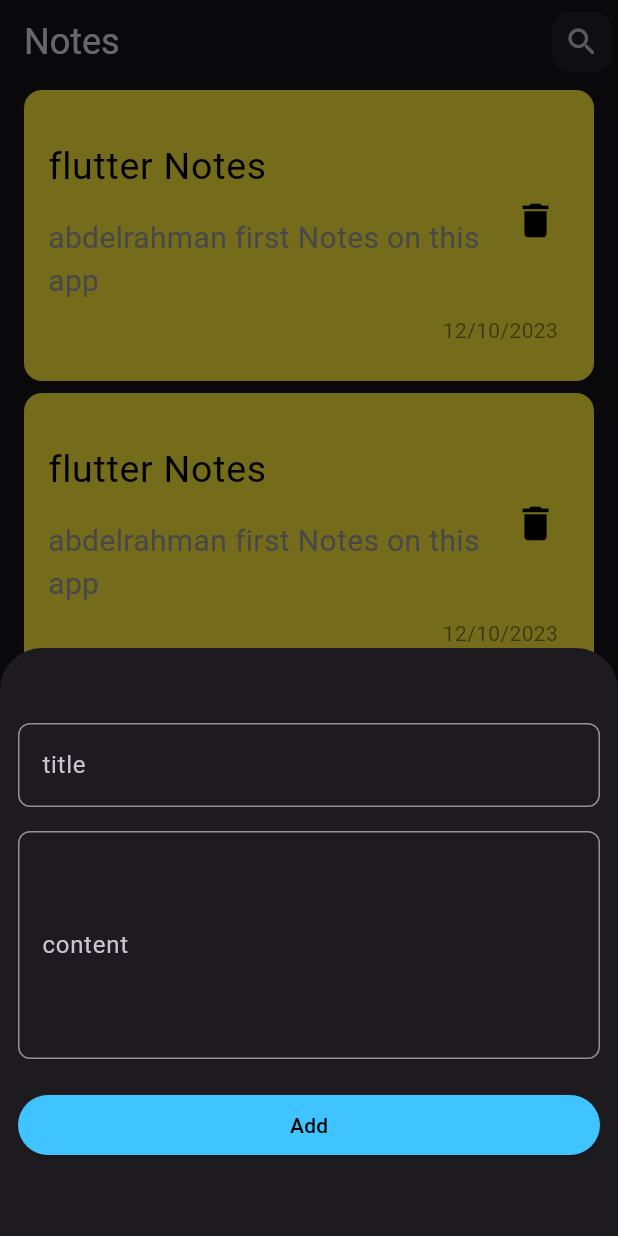
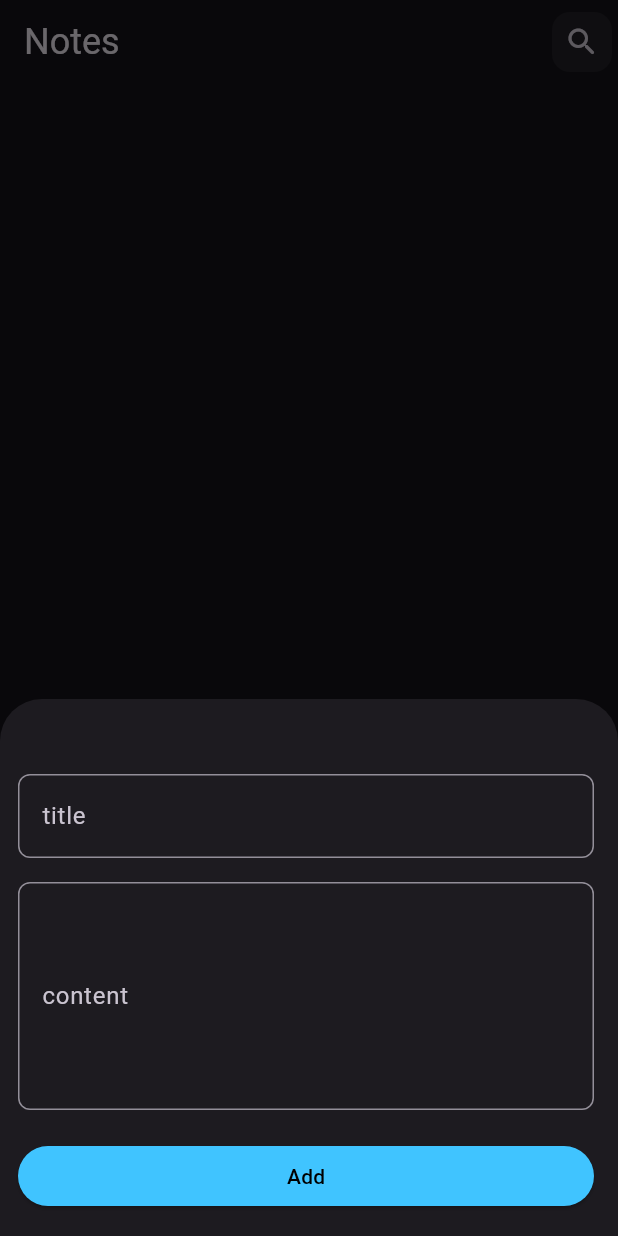
Before and after one commit to AbdelrahmanAyman1/notes, a Flutter app: the screen it shows after launch, after a tap on the "add" icon, on a phone screen of 412 x 824 dp. Run offline on Flutter 3.47's test engine with Material 3 defaults, Android fonts, the phone set to English and light mode, and no system bars; our stand-ins replace google_fonts, hive, hive_flutter; accounts and stored records are empty.

Commit message:
create load notes provider and display the data

```diff
--- a/lib/main.dart
+++ b/lib/main.dart
@@ -2,13 +2,16 @@ import 'package:flutter/material.dart';
 import 'package:google_fonts/google_fonts.dart';
 import 'package:hive_flutter/hive_flutter.dart';
 import 'package:notes/model/note_model.dart';
+import 'package:notes/providers/add_note_provider.dart';
 import 'package:notes/views/edit_note_veiw.dart';
 import 'package:notes/views/home_view.dart';
+import 'package:provider/provider.dart';
 
 void main() async {
   await Hive.initFlutter();
-  await Hive.openBox('notes_box');
   Hive.registerAdapter(NoteModelAdapter());
+  await Hive.openBox<NoteModel>('notes_box');
+
   runApp(const MyApp());
 }
 
--- a/lib/providers/add_note_provider.dart
+++ b/lib/providers/add_note_provider.dart
@@ -3,9 +3,10 @@ import 'package:hive_flutter/hive_flutter.dart';
 import 'package:notes/model/note_model.dart';
 
 class AddNoteProvider extends ChangeNotifier {
-  addNote(NoteModel note) async {
+  Future<void> addNote(NoteModel note) async {
     try {
       var noteBox = Hive.box<NoteModel>('notes_box');
+      notifyListeners();
       await noteBox.add(note);
       notifyListeners();
     } catch (e) {
--- /dev/null
+++ b/lib/providers/load_notes_provider.dart
@@ -0,0 +1,14 @@
+import 'package:flutter/widgets.dart';
+import 'package:hive/hive.dart';
+
+import '../model/note_model.dart';
+
+class LoadNotesProvider extends ChangeNotifier {
+  List<NoteModel> notes = [];
+
+  void loadNotes() {
+    var noteBox = Hive.box<NoteModel>('notes_box');
+    notes = noteBox.values.toList();
+    notifyListeners();
+  }
+}
--- a/lib/views/home_view.dart
+++ b/lib/views/home_view.dart
@@ -1,4 +1,6 @@
 import 'package:flutter/material.dart';
+import 'package:notes/providers/load_notes_provider.dart';
+import 'package:provider/provider.dart';
 
 import '../widgets/bottom_sheet.dart';
 import '../widgets/custom_note.dart';
@@ -10,6 +12,15 @@ class HomeView extends StatelessWidget {
 
   @override
   Widget build(BuildContext context) {
+    return ChangeNotifierProvider(
+      create: (BuildContext context) {
+        var provider = LoadNotesProvider();
+        provider.loadNotes(); // Call the method to load notes
+        return provider;
+      },
+      builder: (context, child) {
+        var provider = Provider.of<LoadNotesProvider>(context);
+
         return Scaffold(
           appBar: AppBar(
             title: const Text(
@@ -32,18 +43,21 @@ class HomeView extends StatelessWidget {
             ],
           ),
           body: ListView.builder(
+            itemCount: provider.notes.length,
             itemBuilder: (context, index) {
-          return const Padding(
-            padding: EdgeInsets.symmetric(vertical: 4.0),
-            child: CustomNote(),
+              return Padding(
+                padding: const EdgeInsets.symmetric(vertical: 8.0),
+                child: CustomNote(note: provider.notes[index]),
               );
             },
           ),
           floatingActionButton: FloatingActionButton(
               onPressed: () {
                 showModalBottomSheet(
+                  isScrollControlled: true,
                   context: context,
                   builder: (context) {
+                    print(provider.notes.length);
                     return const BottomSheetContent();
                   },
                 );
@@ -52,5 +66,7 @@ class HomeView extends StatelessWidget {
               backgroundColor: Colors.blue,
               child: const Icon(Icons.add)),
         );
+      },
+    );
   }
 }
--- a/lib/widgets/form_widget.dart
+++ b/lib/widgets/add_note_form.dart
@@ -1,23 +1,28 @@
 import 'package:flutter/material.dart';
+import 'package:hive/hive.dart';
+import 'package:notes/model/note_model.dart';
+import 'package:notes/providers/add_note_provider.dart';
+import 'package:provider/provider.dart';
 
 import 'custom_text_field.dart';
 
-class FormWidget extends StatefulWidget {
-  const FormWidget({
+class AddNoteForm extends StatefulWidget {
+  const AddNoteForm({
     super.key,
   });
 
   @override
-  State<FormWidget> createState() => _FormWidgetState();
+  State<AddNoteForm> createState() => _AddNoteFormState();
 }
 
-class _FormWidgetState extends State<FormWidget> {
+class _AddNoteFormState extends State<AddNoteForm> {
   final GlobalKey<FormState> fomKey = GlobalKey();
   AutovalidateMode autoValidateMode = AutovalidateMode.disabled;
   String? title, content;
 
   @override
   Widget build(BuildContext context) {
+    var provider = Provider.of<AddNoteProvider>(context);
     return Form(
       key: fomKey,
       autovalidateMode: autoValidateMode,
@@ -45,6 +50,14 @@ class _FormWidgetState extends State<FormWidget> {
             onPressed: () {
               if (fomKey.currentState!.validate()) {
                 fomKey.currentState!.save();
+                var noteModel = NoteModel(
+                    title: title!,
+                    content: content!,
+                    date: DateTime.now().toString(),
+                    color: Colors.lightBlueAccent.value);
+                //var noteBox = Hive.box<NoteModel>('notes_box');
+                provider.addNote(noteModel);
+                Navigator.pop(context);
               } else {
                 autoValidateMode = AutovalidateMode.always;
                 setState(() {});
@@ -54,7 +67,8 @@ class _FormWidgetState extends State<FormWidget> {
                 backgroundColor: Colors.lightBlueAccent,
                 foregroundColor: Colors.black),
             child: const Text('Add'),
-          )
+          ),
+          const SizedBox(height: 16)
         ],
       ),
     );
--- a/lib/widgets/bottom_sheet.dart
+++ b/lib/widgets/bottom_sheet.dart
@@ -1,7 +1,8 @@
 import 'package:flutter/material.dart';
+import 'package:notes/providers/add_note_provider.dart';
+import 'package:provider/provider.dart';
 
-import 'custom_text_field.dart';
-import 'form_widget.dart';
+import 'add_note_form.dart';
 
 class BottomSheetContent extends StatelessWidget {
   const BottomSheetContent({
@@ -10,9 +11,16 @@ class BottomSheetContent extends StatelessWidget {
 
   @override
   Widget build(BuildContext context) {
-    return const SingleChildScrollView(
-      padding: EdgeInsetsDirectional.symmetric(vertical: 50, horizontal: 12),
-      child: FormWidget(),
+    return ChangeNotifierProvider(
+      create: (context) => AddNoteProvider(),
+      child: SingleChildScrollView(
+        padding: EdgeInsetsDirectional.only(
+            top: 50,
+            start: 12,
+            end: 16,
+            bottom: MediaQuery.of(context).viewInsets.bottom),
+        child: const AddNoteForm(),
+      ),
     );
   }
 }
--- a/lib/widgets/custom_note.dart
+++ b/lib/widgets/custom_note.dart
@@ -1,10 +1,14 @@
 import 'package:flutter/material.dart';
+import 'package:notes/model/note_model.dart';
 import 'package:notes/views/edit_note_veiw.dart';
 
 class CustomNote extends StatelessWidget {
   const CustomNote({
     super.key,
+    required this.note,
   });
+
+  final NoteModel note;
 
   @override
   Widget build(BuildContext context) {
@@ -23,19 +27,19 @@ class CustomNote extends StatelessWidget {
             mainAxisSize: MainAxisSize.min,
             crossAxisAlignment: CrossAxisAlignment.end,
             children: [
-              const ListTile(
+              ListTile(
                 title: Padding(
-                  padding: EdgeInsets.only(bottom: 14.0),
+                  padding: const EdgeInsets.only(bottom: 14.0),
                   child: Text(
-                    'flutter Notes',
-                    style: TextStyle(color: Colors.black, fontSize: 25),
+                    note.title,
+                    style: const TextStyle(color: Colors.black, fontSize: 25),
                   ),
                 ),
                 subtitle: Text(
-                  'abdelrahman first Notes on this app',
-                  style: TextStyle(color: Colors.grey, fontSize: 20),
+                  note.content,
+                  style: const TextStyle(color: Colors.grey, fontSize: 20),
                 ),
-                trailing: Icon(
+                trailing: const Icon(
                   Icons.delete,
                   color: Colors.black,
                   size: 30,
@@ -44,7 +48,7 @@ class CustomNote extends StatelessWidget {
               Padding(
                 padding: const EdgeInsets.only(right: 24),
                 child: Text(
-                  '12/10/2023',
+                  note.date.substring(0, 10),
                   style: TextStyle(color: Colors.black.withOpacity(.5)),
                 ),
               )
```
Lines whose indentation alone changed are shown as unchanged.
